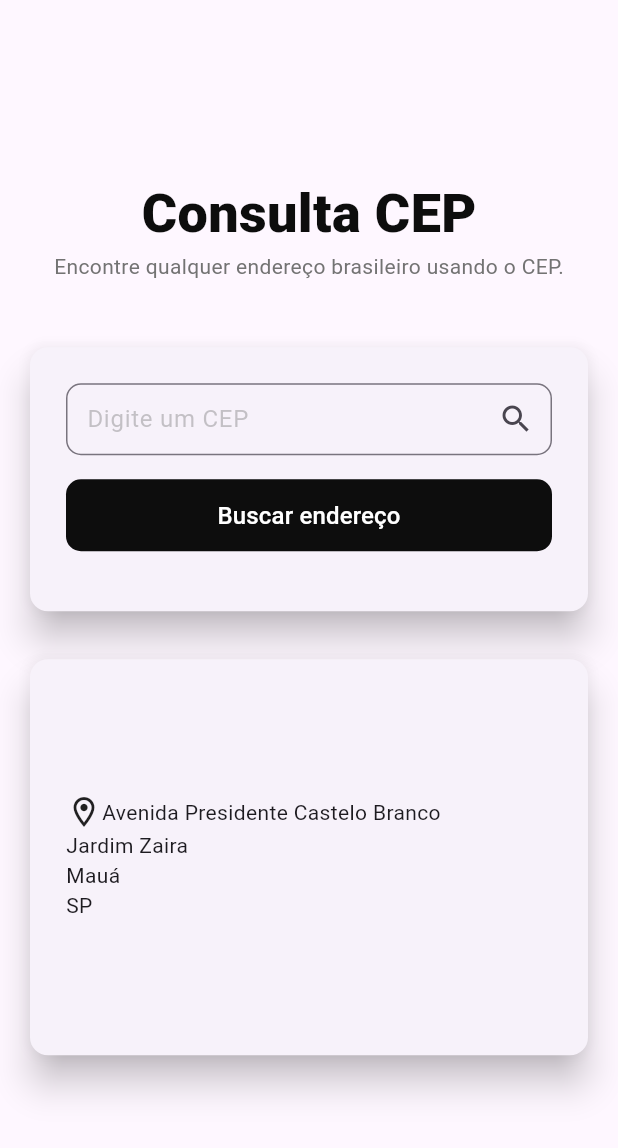
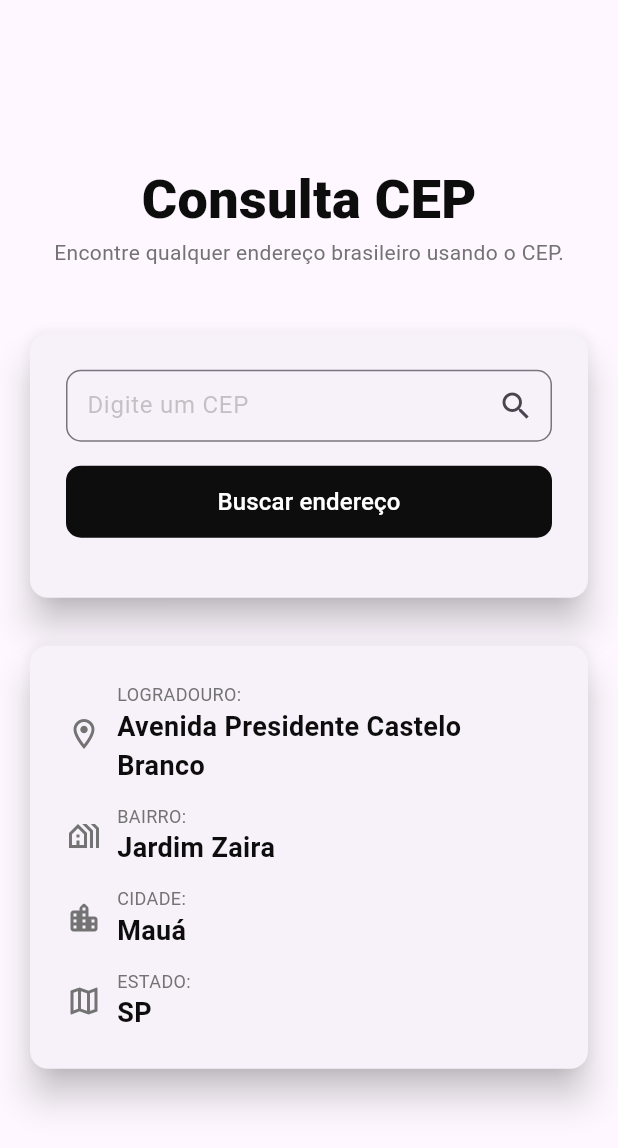
Before and after one commit to LucasBatistaX/Consulta_CEP, a Flutter app: the screen it shows after launch, on a phone screen of 412 x 824 dp. Shown: the top 1148 px of the screen. Run offline on Flutter 3.47's test engine with Material 3 defaults, Android fonts, the light colour scheme and no system bars.

Commit message:
Criação do Card de response

```diff
--- a/lib/src/pages/home_page.dart
+++ b/lib/src/pages/home_page.dart
@@ -1,4 +1,6 @@
+import 'package:consulta_cep/src/utils/app_colors.dart';
 import 'package:consulta_cep/src/utils/app_sizes.dart';
+import 'package:consulta_cep/src/utils/app_text_styles.dart';
 import 'package:consulta_cep/src/widgets/input_card.dart';
 import 'package:flutter/material.dart';
 import 'package:consulta_cep/src/widgets/title_input_card.dart';
@@ -15,11 +17,12 @@ class _HomePageState extends State<HomePage> {
   @override
   Widget build(BuildContext context) {
     return Scaffold(
-      body: Padding(
+      body: Center(
+        child: SingleChildScrollView(
+          scrollDirection: Axis.vertical,
+          child: Padding(
             padding: const EdgeInsets.symmetric(horizontal: AppSizes.s16),
             child: Center(
-          child: SingleChildScrollView(
-            scrollDirection: Axis.vertical,
               child: Column(
                 mainAxisAlignment: .center,
                 children: [
@@ -29,28 +32,82 @@ class _HomePageState extends State<HomePage> {
                   SizedBox(height: AppSizes.s24,),
                   Container(
                     constraints: BoxConstraints(
-                    maxHeight: 272,
-                    minHeight: 272,
-                    maxWidth: 447,
-                    minWidth: 447
+                      maxHeight: AppSizes.h290,
+                      minHeight: AppSizes.h272,
+                      maxWidth: AppSizes.w447,
+                      minWidth: AppSizes.w447
                     ),
                     child: Card(
                       elevation: AppSizes.s10,
                       child: Padding(
-                      padding: const EdgeInsets.all(24.0),
+                        padding: const EdgeInsets.all(AppSizes.s24),
                         child: Column(
                           mainAxisAlignment: .center,
                           crossAxisAlignment: .start,
                           children: [
                             Row(
                               children: [
-                              Icon(Icons.location_on_outlined),
-                              Text("Avenida Presidente Castelo Branco"),
+                                Icon(Icons.location_on_outlined, color: AppColors.subtitle,),
+                                SizedBox(width: AppSizes.s10,),
+                                Flexible(
+                                  child: Column(
+                                    crossAxisAlignment: .start,
+                                    children: [
+                                      Text("LOGRADOURO:", style: AppTextStyles.titleResponse,),
+                                      Text("Avenida Presidente Castelo Branco", style:AppTextStyles.subTitleResponse,),
                                     ],
                                   ),
-                          Text("Jardim Zaira"),
-                          Text("Mauá"),
-                          Text("SP"),
+                                ),
+                              ],
+                            ),
+                            SizedBox(height: AppSizes.s12,),
+                            Row(
+                              children: [
+                                Icon(Icons.holiday_village_outlined, color: AppColors.subtitle,),
+                                SizedBox(width: AppSizes.s10,),
+                                Flexible(
+                                  child: Column(
+                                    crossAxisAlignment: .start,
+                                    children: [
+                                      Text("BAIRRO:", style: AppTextStyles.titleResponse,),
+                                      Text("Jardim Zaira", style: AppTextStyles.subTitleResponse,),
+                                    ],
+                                  ),
+                                ),
+                              ],
+                            ),
+                            SizedBox(height: AppSizes.s12,),
+                            Row(
+                              children: [
+                                Icon(Icons.location_city_rounded, color: AppColors.subtitle,),
+                                SizedBox(width: AppSizes.s10,),
+                                Flexible(
+                                  child: Column(
+                                    crossAxisAlignment: .start,
+                                    children: [
+                                      Text("CIDADE:", style: AppTextStyles.titleResponse,),
+                                      Text("Mauá", style: AppTextStyles.subTitleResponse,),
+                                    ],
+                                  ),
+                                ),
+                              ],
+                            ),
+                            SizedBox(height: AppSizes.s12,),
+                            Row(
+                              children: [
+                                Icon(Icons.map_outlined, color: AppColors.subtitle,),
+                                SizedBox(width: AppSizes.s10,),
+                                Flexible(
+                                  child: Column(
+                                    crossAxisAlignment: .start,
+                                    children: [
+                                      Text("ESTADO:", style: AppTextStyles.titleResponse,),
+                                      Text("SP", style: AppTextStyles.subTitleResponse),
+                                    ],
+                                  ),
+                                ),
+                              ],
+                            ),
                           ],
                         ),
                       ),
@@ -61,6 +118,7 @@ class _HomePageState extends State<HomePage> {
             ),
           ),
         ),
+      ),
     );
   }
 }
--- a/lib/src/utils/app_sizes.dart
+++ b/lib/src/utils/app_sizes.dart
@@ -26,12 +26,15 @@ class AppSizes {
 
 
   //Heights
-  static const double h448 = 448.0; //max height Card.
-  static const double h358 = 358.0; //min height Card.
+  static const double h448 = 448.0; //max height InputCard.
+  static const double h358 = 358.0; //min height InputCard.
+  static const double h272 = 280.0; //min height ResponseCard.
+  static const double h290 = 290.0; //max height ResponseCard.
 
   //widths
   static const double w184 = 184.0; //width Card.
   static const double w200 = 200.0; //width Card.
+  static const double w447 = 447.0; //width Card.
 
   //Ints
   static const int s100 = 100;
--- a/lib/src/utils/app_text_styles.dart
+++ b/lib/src/utils/app_text_styles.dart
@@ -6,6 +6,8 @@ class AppTextStyles {
 
   static const TextStyle titleHeader = TextStyle(color: AppColors.title, fontSize: AppSizes.s36, fontWeight:FontWeight.w900);
   static const TextStyle subTitleHeader = TextStyle(color: AppColors.subtitle, fontSize: AppSizes.s14, fontWeight:FontWeight.w400);
+  static const TextStyle titleResponse = TextStyle(color: AppColors.subtitle, fontSize: AppSizes.s12, fontWeight:FontWeight.w400);
+  static const TextStyle subTitleResponse = TextStyle(color: AppColors.title, fontSize:AppSizes.s18, fontWeight: FontWeight.bold);
   static const TextStyle buttonTextStyle = TextStyle(color: AppColors.textButton,fontSize: AppSizes.s16, fontWeight: FontWeight.w500);
 
 
```
Lines whose indentation alone changed are shown as unchanged.
